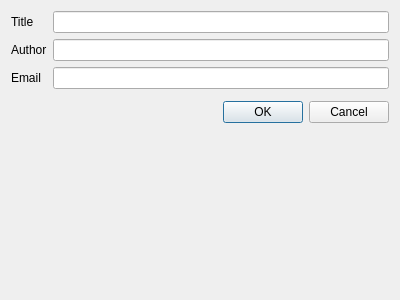
The window that src/gui/Repository/parametricpresetpopup.ui (phresnel/picogen) describes before a commit, drawn with Qt 5.
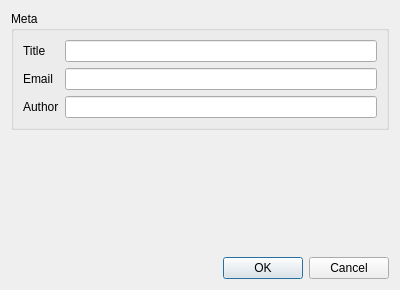
The same window after the commit. Custom widgets are drawn as their Qt base class.

Commit message: tinker with layout a bit

Patch:
```diff
--- a/src/gui/Repository/parametricpresetpopup.ui
+++ b/src/gui/Repository/parametricpresetpopup.ui
@@ -7,13 +7,22 @@
     <x>0</x>
     <y>0</y>
     <width>400</width>
-    <height>300</height>
+    <height>290</height>
    </rect>
   </property>
   <property name="windowTitle">
    <string>Dialog</string>
   </property>
-  <layout class="QFormLayout" name="formLayout">
+  <layout class="QVBoxLayout" name="verticalLayout">
+   <item>
+    <widget class="QGroupBox" name="formGroupBox">
+     <property name="title">
+      <string>Meta</string>
+     </property>
+     <layout class="QFormLayout" name="formLayout_2">
+      <property name="fieldGrowthPolicy">
+       <enum>QFormLayout::AllNonFixedFieldsGrow</enum>
+      </property>
    <item row="0" column="0">
     <widget class="QLabel" name="label">
      <property name="text">
@@ -25,35 +34,45 @@
     <widget class="QLineEdit" name="title"/>
    </item>
    <item row="1" column="0">
-    <widget class="QLabel" name="label_2">
-     <property name="text">
-      <string>Author</string>
-     </property>
-    </widget>
-   </item>
-   <item row="1" column="1">
-    <widget class="QLineEdit" name="author"/>
-   </item>
-   <item row="2" column="0">
     <widget class="QLabel" name="label_3">
      <property name="text">
       <string>Email</string>
      </property>
     </widget>
    </item>
-   <item row="2" column="1">
+      <item row="1" column="1">
     <widget class="QLineEdit" name="email"/>
    </item>
-   <item row="4" column="1">
+      <item row="2" column="0">
+       <widget class="QLabel" name="label_2">
+        <property name="text">
+         <string>Author</string>
+        </property>
+       </widget>
+      </item>
+      <item row="2" column="1">
+       <widget class="QLineEdit" name="author"/>
+      </item>
+     </layout>
+    </widget>
+   </item>
+   <item>
+    <widget class="QuatschPresetEditor" name="preset" native="true">
+     <property name="sizePolicy">
+      <sizepolicy hsizetype="Preferred" vsizetype="Expanding">
+       <horstretch>0</horstretch>
+       <verstretch>0</verstretch>
+      </sizepolicy>
+     </property>
+    </widget>
+   </item>
+   <item>
     <widget class="QDialogButtonBox" name="buttonBox">
      <property name="standardButtons">
       <set>QDialogButtonBox::Cancel|QDialogButtonBox::Ok</set>
      </property>
     </widget>
    </item>
-   <item row="3" column="1">
-    <widget class="QuatschPresetEditor" name="preset" native="true"/>
-   </item>
   </layout>
  </widget>
  <customwidgets>
```
Lines whose indentation alone changed are shown as unchanged. The commit also changes 2 other files.
